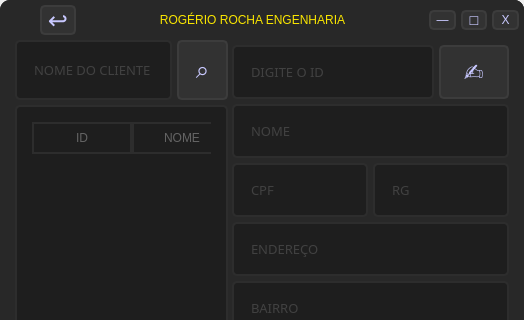
Before: the Qt Designer form client.ui in GLimas99/MakeForms, drawn with Qt 5; both pictures show x 0 to 524 and y 0 to 320 of the 524 by 720 pixel window.
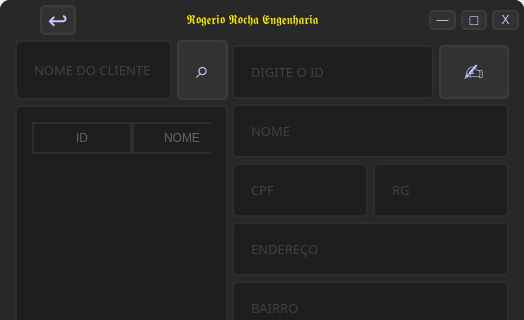
After: the same form once the commit is applied.

Patch:
```diff
--- a/client.ui
+++ b/client.ui
@@ -198,7 +198,7 @@
 font: 16pt &quot;Masiku&quot;;</string>
                </property>
                <property name="text">
-                <string>ROGÉRIO ROCHA ENGENHARIA</string>
+                <string>𝕽𝖔𝖌𝖊𝖗𝖎𝖔 𝕽𝖔𝖈𝖍𝖆 𝕰𝖓𝖌𝖊𝖓𝖍𝖆𝖗𝖎𝖆</string>
                </property>
                <property name="alignment">
                 <set>Qt::AlignCenter</set>
```
